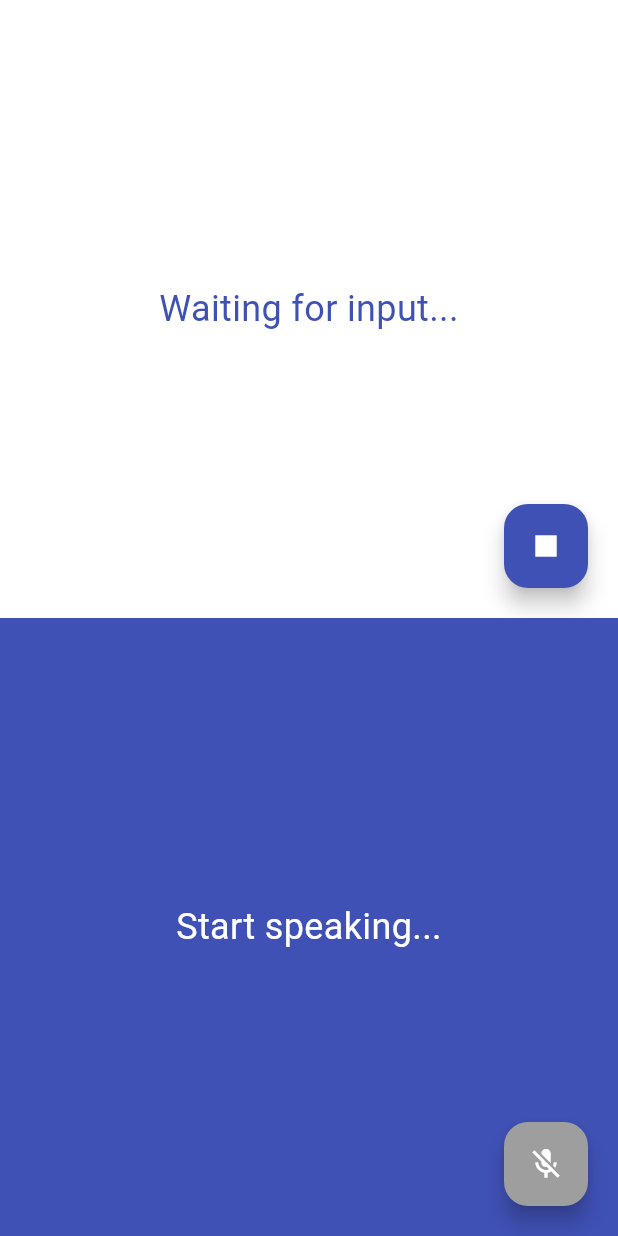
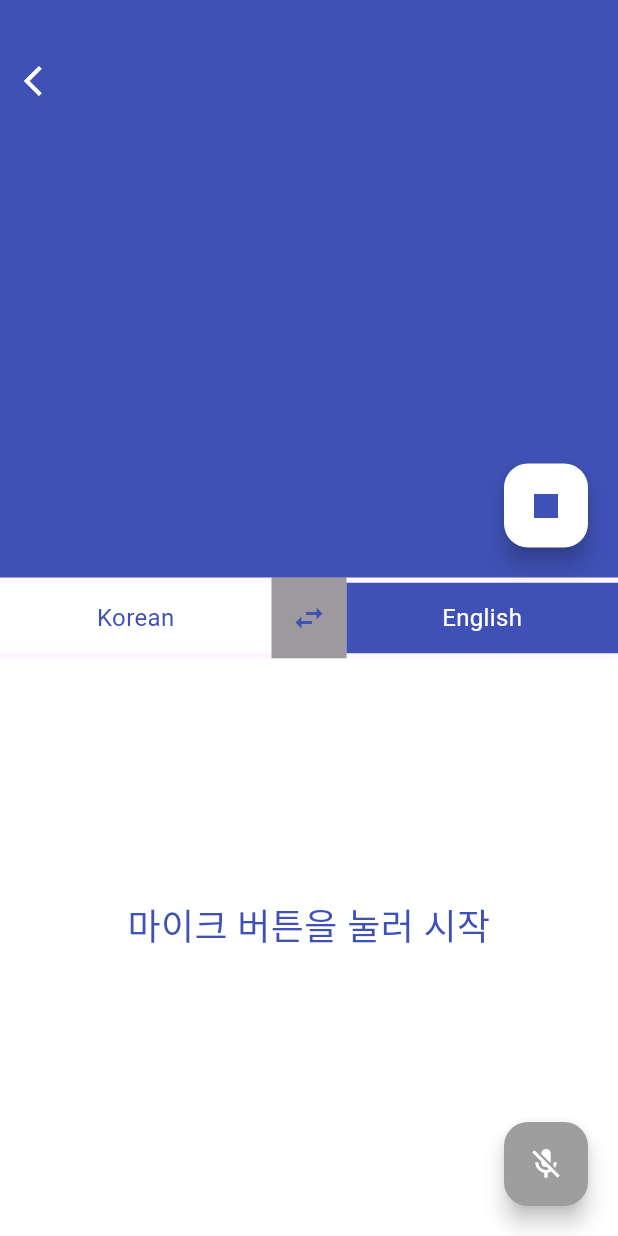
Before and after one commit to kangbba/chatmate, a Flutter app: the ConversationPage screen opened directly, after a tap on the "mic" icon, on a phone screen of 412 x 824 dp. Run offline on Flutter 3.47's test engine with Material 3 defaults, Android fonts, the phone set to English and light mode, and no system bars; drawn by our look-alikes of auto_size_text; our stand-ins replace cloud_firestore, firebase_auth, firebase_core, flutter_slidable, flutter_tts, fluttertoast and 5 more; missing offline and left inert: flutter_network_connectivity, google_cloud_translation, simple_ripple_animation; accounts and stored records are empty.

Commit message:
conversation page 2차

```diff
--- a/lib/screen_pages/conversation_area.dart
+++ b/lib/screen_pages/conversation_area.dart
@@ -29,16 +29,16 @@ class ConversationArea extends StatelessWidget {
   @override
   Widget build(BuildContext context) {
     return Container(
-      color: isMine ? indigoColor : whiteColor,
+      color: !isMine ? indigoColor : whiteColor,
       child: Stack(
         children: [
           Center(
             child: Padding(
-              padding: const EdgeInsets.all(16.0),
+              padding: const EdgeInsets.only(left: 8, right: 8, bottom: 40.0, top : 12),
               child: AutoSizeText(
                 text,
                 style: TextStyle(
-                  color: isMine ? whiteColor : indigoColor,
+                  color: !isMine ? whiteColor : indigoColor,
                   fontSize: maxFontSize,
                 ),
                 textAlign: TextAlign.center,
@@ -52,6 +52,7 @@ class ConversationArea extends StatelessWidget {
             right: 20,
             child: isDisabled
                 ? FloatingActionButton(
+              heroTag: isMine ? 'mine-disabled' : 'yours-disabled',
               onPressed: null,
               child: const Icon(Icons.mic_off),
               backgroundColor: Colors.grey,
@@ -59,24 +60,30 @@ class ConversationArea extends StatelessWidget {
             )
                 : isRecording
                 ? RippleAnimation(
-              color: isMine ? whiteColor : indigoColor,
-              delay: const Duration(milliseconds: 200),
+              color: !isMine ? whiteColor : indigoColor,
+              delay: const Duration(milliseconds: 300),
               repeat: true,
-              minRadius: 20,
-              ripplesCount: 6,
-              duration: const Duration(milliseconds: 1800),
-              child: FloatingActionButton(
-                onPressed: onPressedStop,
-                child: const Icon(Icons.stop, size: 28),
-                backgroundColor: isMine ? whiteColor : indigoColor,
-                foregroundColor: isMine ? indigoColor : whiteColor,
+              minRadius: 50,
+              ripplesCount: 2,
+              duration: const Duration(milliseconds: 2000),
+              child: SizedBox(
+                child: FloatingActionButton(
+                  heroTag: isMine ? 'mine-recording' : 'yours-recording',
+                  onPressed: onPressedStop,
+                  child: SizedBox(
+                      height : 35,
+                      child: const Icon(Icons.stop, size: 32)),
+                  backgroundColor: !isMine ? whiteColor : indigoColor,
+                  foregroundColor: !isMine ? indigoColor : whiteColor,
+                ),
               ),
             )
                 : FloatingActionButton(
+              heroTag: isMine ? 'mine' : 'yours',
               onPressed: onPressed,
-              child: const Icon(Icons.mic),
-              backgroundColor: isMine ? whiteColor : indigoColor,
-              foregroundColor: isMine ? indigoColor : whiteColor,
+              child: const Icon(Icons.mic, size: 32,),
+              backgroundColor: !isMine ? whiteColor : indigoColor,
+              foregroundColor: !isMine ? indigoColor : whiteColor,
             ),
           ),
         ],
--- a/lib/screen_pages/conversation_page.dart
+++ b/lib/screen_pages/conversation_page.dart
@@ -5,6 +5,7 @@ import 'package:speech_to_text/speech_recognition_result.dart';
 import 'package:speech_to_text/speech_to_text.dart';
 import '../managers/language_select_control.dart';
 import '../managers/translate_by_googleserver.dart';
+import '../screens/language_select_screen.dart';
 import 'conversation_area.dart';
 
 class ConversationPage extends StatefulWidget {
@@ -18,8 +19,8 @@ class _ConversationPageState extends State<ConversationPage> {
   final FlutterTts tts = FlutterTts();
   final SpeechToText speechToText = SpeechToText();
 
-  String myResultString = "Start speaking...";
-  String yourResultString = "Waiting for input...";
+  String myResultString = "마이크 버튼을 눌러 시작";
+  String yourResultString = "";
   bool isMyRecording = false;
   bool isYourRecording = false;
 
@@ -28,11 +29,16 @@ class _ConversationPageState extends State<ConversationPage> {
     super.initState();
     googleTranslator.initializeTranslateByGoogleServer();
     speechToText.initialize();
+    initializeTTS();
   }
 
   @override
   void dispose() {
     super.dispose();
+  }
+
+  initializeTTS() async {
+    tts.setLanguage(languageSelectControl.yourLanguageItem.sttLangCode!);
   }
 
   Future<void> onPressedRecordingBtn({required bool isMine}) async {
@@ -42,9 +48,16 @@ class _ConversationPageState extends State<ConversationPage> {
         ? languageSelectControl.myLanguageItem
         : languageSelectControl.yourLanguageItem;
 
+
+    String othersSttLangCode = isMine ? languageSelectControl.yourLanguageItem.sttLangCode!
+        : languageSelectControl.myLanguageItem.sttLangCode!;
+    String othersGoogleLangCode = isMine ? languageSelectControl.yourLanguageItem.langCodeGoogleServer!
+        : languageSelectControl.myLanguageItem.langCodeGoogleServer!;
+
     if (!speechToText.isAvailable) {
       await speechToText.initialize();
     }
+    tts.setLanguage(othersSttLangCode);
 
     if (speechToText.isAvailable) {
       setState(() {
@@ -63,38 +76,29 @@ class _ConversationPageState extends State<ConversationPage> {
             // 자동으로 녹음 중단 처리
             onPressedStopBtn(isMine: isMine);
 
-            String resultStr = result.recognizedWords;
-            String othersSttLangCode = isMine ? languageSelectControl.yourLanguageItem.sttLangCode!
-                : languageSelectControl.myLanguageItem.sttLangCode!;
-            String othersGoogleLangCode = isMine ? languageSelectControl.yourLanguageItem.langCodeGoogleServer!
-                : languageSelectControl.myLanguageItem.langCodeGoogleServer!;
+            String resultStr = result.recognizedWords;;
 
             // 번역 수행
             String? translation = await googleTranslator.textTranslate(
               resultStr,
               othersGoogleLangCode,
             );
-            if(translation != null && translation.isNotEmpty){
+            if (translation != null && translation.isNotEmpty) {
               debugPrint("Translation Succeed: $translation");
-              if(isMine){
+              if (isMine) {
                 yourResultString = translation;
-              }
-              else{
+              } else {
                 myResultString = translation;
               }
               setState(() {
               });
 
-              // 번역된 텍스트를 음성으로 출력
-              await tts.setLanguage(othersSttLangCode);
               tts.speak(translation ?? "");
-            }
-            else{
+            } else {
               debugPrint("Translation Failed: $translation");
-              if(isMine){
+              if (isMine) {
                 myResultString = originalString;
-              }
-              else{
+              } else {
                 yourResultString = originalString;
               }
               setState(() {
@@ -134,7 +138,9 @@ class _ConversationPageState extends State<ConversationPage> {
   @override
   Widget build(BuildContext context) {
     return Scaffold(
-      body: Column(
+      body: Stack(
+        children: [
+          Column(
             children: [
               Expanded(
                 child: ConversationArea(
@@ -146,6 +152,7 @@ class _ConversationPageState extends State<ConversationPage> {
                   onPressedStop: () => onPressedStopBtn(isMine: false),
                 ),
               ),
+              buildLanguageLayout(),
               Expanded(
                 child: ConversationArea(
                   isMine: true,
@@ -158,6 +165,97 @@ class _ConversationPageState extends State<ConversationPage> {
               ),
             ],
           ),
+          Positioned(
+            top: 30,
+            left: 4,
+            child: IconButton(
+              icon: const Icon(Icons.arrow_back_ios, color: Colors.white),
+              onPressed: () {
+                Navigator.of(context).pop();
+              },
+            ),
+          ),
+        ],
+      ),
+    );
+  }
+
+  Widget buildLanguageLayout() {
+    return Row(
+      mainAxisAlignment: MainAxisAlignment.spaceBetween,
+      children: [
+        Expanded(
+          child: StreamBuilder<LanguageItem>(
+            stream: languageSelectControl.myLanguageItemStream,
+            initialData: languageSelectControl.myLanguageItem,
+            builder: (context, snapshot) {
+              return GestureDetector(
+                onTap: () => Navigator.push(
+                  context,
+                  MaterialPageRoute(
+                    builder: (context) => LanguageSelectScreen(
+                      languageSelectControl: languageSelectControl,
+                      isMyLanguage: true,
+                    ),
+                  ),
+                ),
+                child: Container(
+                  color: Colors.white,
+                  padding: const EdgeInsets.all(12.0),
+                  child: Text(
+                    snapshot.data?.menuDisplayStr ?? "",
+                    textAlign: TextAlign.center,
+                    style: const TextStyle(color: Colors.indigo, fontSize: 16),
+                  ),
+                ),
+              );
+            },
+          ),
+        ),
+        InkWell(
+          onTap: () {
+            setState(() {
+              final temp = languageSelectControl.myLanguageItem;
+              languageSelectControl.myLanguageItem = languageSelectControl.yourLanguageItem;
+              languageSelectControl.yourLanguageItem = temp;
+            });
+          },
+          child: Container(
+            width: 50,
+            height: 54,
+            color: Colors.black38,
+            child: const Icon(Icons.swap_horiz, color: Colors.indigo),
+          ),
+        ),
+        Expanded(
+          child: StreamBuilder<LanguageItem>(
+            stream: languageSelectControl.yourLanguageItemStream,
+            initialData: languageSelectControl.yourLanguageItem,
+            builder: (context, snapshot) {
+              return GestureDetector(
+                onTap: () => Navigator.push(
+                  context,
+                  MaterialPageRoute(
+                    builder: (context) => LanguageSelectScreen(
+                      languageSelectControl: languageSelectControl,
+                      isMyLanguage: false,
+                    ),
+                  ),
+                ),
+                child: Container(
+                  color: Colors.indigo,
+                  padding: const EdgeInsets.all(12.0),
+                  child: Text(
+                    snapshot.data?.menuDisplayStr ?? "",
+                    textAlign: TextAlign.center,
+                    style: const TextStyle(color: Colors.white, fontSize: 16),
+                  ),
+                ),
+              );
+            },
+          ),
+        ),
+      ],
     );
   }
 }
--- a/lib/screens/language_select_screen.dart
+++ b/lib/screens/language_select_screen.dart
@@ -39,7 +39,7 @@ class _LanguageSelectScreenState extends State<LanguageSelectScreen> {
               color: Colors.white,
               padding: const EdgeInsets.symmetric(horizontal: 16),
               child: Row(
-                mainAxisAlignment: MainAxisAlignment.start,
+                mainAxisAlignment: MainAxisAlignment.spaceEvenly,
                 children: [
                   IconButton(
                     icon: const Icon(Icons.arrow_back_ios, color: Colors.indigo),
@@ -47,15 +47,12 @@ class _LanguageSelectScreenState extends State<LanguageSelectScreen> {
                       Navigator.of(context).pop(); // 뒤로가기
                     },
                   ),
-                  SizedBox(width: 100,),
-                  Row(
-                    children: [
-                      Text(
-                        "Selected : ${selectedLanguage.menuDisplayStr!}",
-                        style: TextStyle(fontSize: 16, color: Colors.grey[900]),
-                      ),
-                    ],
-                  ),
+                  Expanded(
+                    child: Text(
+                      "Selected : ${selectedLanguage.menuDisplayStr!}",
+                      style: TextStyle(fontSize: 16, color: Colors.grey[900]),
+                    ),
+                  )
                 ],
               ),
             ),
```
Lines whose indentation alone changed are shown as unchanged.
